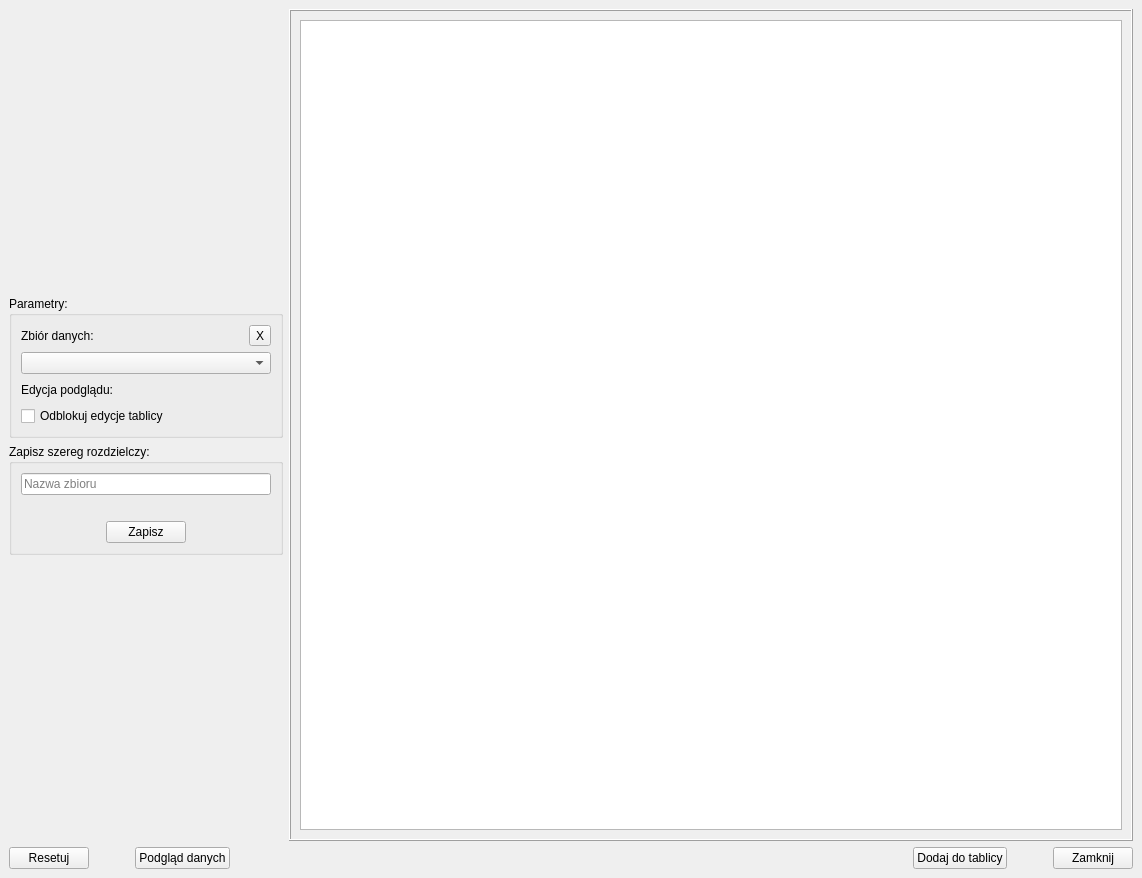
Qt form ui/Analysis/distribution-series-window.ui (OskarLewandowski/dex-data-experience) before a commit.
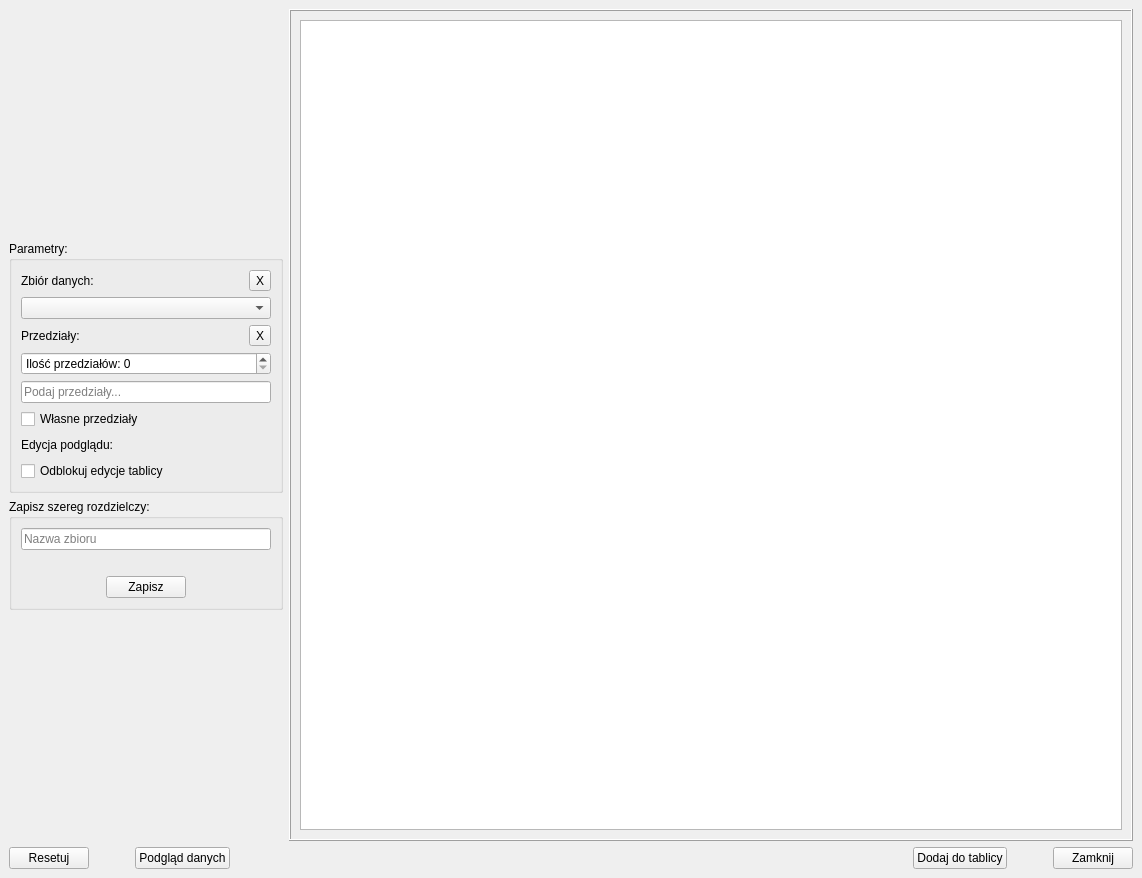
The same form after that commit.

Commit message: update ui for distribution series

Patch:
```diff
--- a/ui/Analysis/distribution-series-window.ui
+++ b/ui/Analysis/distribution-series-window.ui
@@ -97,6 +97,71 @@
                </item>
               </layout>
              </item>
+             <item>
+              <layout class="QVBoxLayout" name="verticalLayout_4">
+               <item>
+                <layout class="QHBoxLayout" name="horizontalLayout_5">
+                 <item>
+                  <widget class="QLabel" name="label_2">
+                   <property name="text">
+                    <string>Przedziały:</string>
+                   </property>
+                  </widget>
+                 </item>
+                 <item>
+                  <spacer name="horizontalSpacer_7">
+                   <property name="orientation">
+                    <enum>Qt::Horizontal</enum>
+                   </property>
+                   <property name="sizeHint" stdset="0">
+                    <size>
+                     <width>40</width>
+                     <height>20</height>
+                    </size>
+                   </property>
+                  </spacer>
+                 </item>
+                 <item>
+                  <widget class="QToolButton" name="toolButton_Bins">
+                   <property name="text">
+                    <string>X</string>
+                   </property>
+                  </widget>
+                 </item>
+                </layout>
+               </item>
+               <item>
+                <widget class="QSpinBox" name="spinBox_Bins">
+                 <property name="prefix">
+                  <string>Ilość przedziałów: </string>
+                 </property>
+                 <property name="maximum">
+                  <number>99</number>
+                 </property>
+                </widget>
+               </item>
+               <item>
+                <widget class="QLineEdit" name="lineEdit_Custom_Bins">
+                 <property name="inputMethodHints">
+                  <set>Qt::ImhNone</set>
+                 </property>
+                 <property name="placeholderText">
+                  <string>Podaj przedziały...</string>
+                 </property>
+                 <property name="clearButtonEnabled">
+                  <bool>false</bool>
+                 </property>
+                </widget>
+               </item>
+               <item>
+                <widget class="QCheckBox" name="checkBox_Use_Custom_Bins">
+                 <property name="text">
+                  <string>Własne przedziały</string>
+                 </property>
+                </widget>
+               </item>
+              </layout>
+             </item>
              <item>
               <layout class="QVBoxLayout" name="verticalLayout_16">
                <item>
```
Left out of the diff: 32 changed lines with no effect on the pictures. The commit also changes 1 other file.
